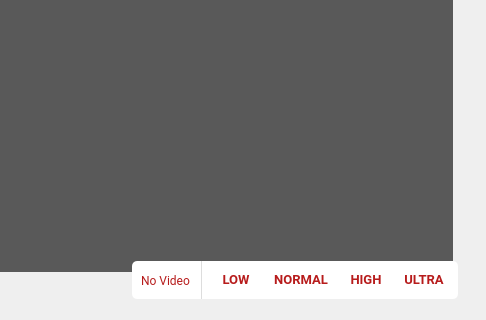
Qt form MissionControl/camerawidget.ui (wuspy/soro) before a commit; both pictures show x 387 to 873 and y 328 to 648 of the 873 by 648 pixel window.
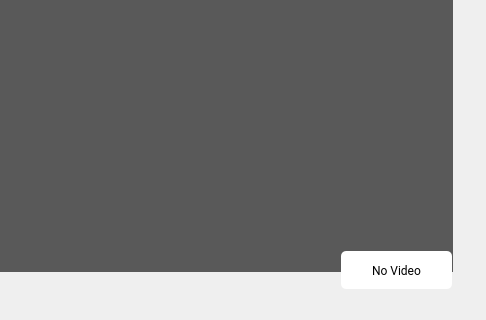
The same form after that commit. Custom widgets are drawn as their Qt base class.

The edit to the form file:
```diff
--- a/MissionControl/camerawidget.ui
+++ b/MissionControl/camerawidget.ui
@@ -25,9 +25,9 @@
    <widget class="QWidget" name="controlsWidget" native="true">
     <property name="geometry">
      <rect>
-      <x>510</x>
-      <y>580</y>
-      <width>326</width>
+      <x>719</x>
+      <y>570</y>
+      <width>111</width>
       <height>38</height>
      </rect>
     </property>
@@ -40,28 +40,6 @@
      <string notr="true">.QWidget {
 	background-color: white;
 	border-radius: 5px;
-}
-
-.QLabel {
-	color: #b71c1c;
-}
-
-.QLine {
-	color: #dddddd;
-}
-
-QPushButton {
-	background-color: transparent;
-	color: #b71c1c;
-	border-radius: 5px;
-	padding-left:5px;
-	padding-right:5px;
-}
-
-
-QPushButton:checked {
-	background-color: #b71c1c;
-	color: white;
 }</string>
     </property>
     <layout class="QHBoxLayout" name="horizontalLayout">
@@ -84,105 +62,8 @@
        <property name="text">
         <string>No Video</string>
        </property>
-      </widget>
-     </item>
-     <item>
-      <widget class="Line" name="line">
-       <property name="styleSheet">
-        <string notr="true">color: #dddddd;</string>
-       </property>
-       <property name="frameShadow">
-        <enum>QFrame::Plain</enum>
-       </property>
-       <property name="lineWidth">
-        <number>1</number>
-       </property>
-       <property name="orientation">
-        <enum>Qt::Vertical</enum>
-       </property>
-      </widget>
-     </item>
-     <item>
-      <widget class="QPushButton" name="qualityLowButton">
-       <property name="font">
-        <font>
-         <family>Roboto</family>
-         <pointsize>10</pointsize>
-         <weight>75</weight>
-         <bold>true</bold>
-        </font>
-       </property>
-       <property name="text">
-        <string>LOW</string>
-       </property>
-       <property name="checkable">
-        <bool>true</bool>
-       </property>
-       <property name="checked">
-        <bool>false</bool>
-       </property>
-      </widget>
-     </item>
-     <item>
-      <widget class="QPushButton" name="qualityNormalButton">
-       <property name="font">
-        <font>
-         <family>Roboto</family>
-         <pointsize>10</pointsize>
-         <weight>75</weight>
-         <bold>true</bold>
-        </font>
-       </property>
-       <property name="text">
-        <string>NORMAL</string>
-       </property>
-       <property name="checkable">
-        <bool>true</bool>
-       </property>
-       <property name="checked">
-        <bool>false</bool>
-       </property>
-      </widget>
-     </item>
-     <item>
-      <widget class="QPushButton" name="qualityHighButton">
-       <property name="font">
-        <font>
-         <family>Roboto</family>
-         <pointsize>10</pointsize>
-         <weight>75</weight>
-         <bold>true</bold>
-        </font>
-       </property>
-       <property name="text">
-        <string>HIGH</string>
-       </property>
-       <property name="checkable">
-        <bool>true</bool>
-       </property>
-       <property name="checked">
-        <bool>false</bool>
-       </property>
-      </widget>
-     </item>
-     <item>
-      <widget class="QPushButton" name="qualityUltraButton">
-       <property name="font">
-        <font>
-         <family>Roboto</family>
-         <pointsize>10</pointsize>
-         <weight>75</weight>
-         <bold>true</bold>
-        </font>
-       </property>
-       <property name="text">
-        <string>ULTRA</string>
-       </property>
-       <property name="checkable">
-        <bool>true</bool>
-       </property>
-       <property name="checked">
-        <bool>false</bool>
+       <property name="alignment">
+        <set>Qt::AlignCenter</set>
        </property>
       </widget>
      </item>
```
